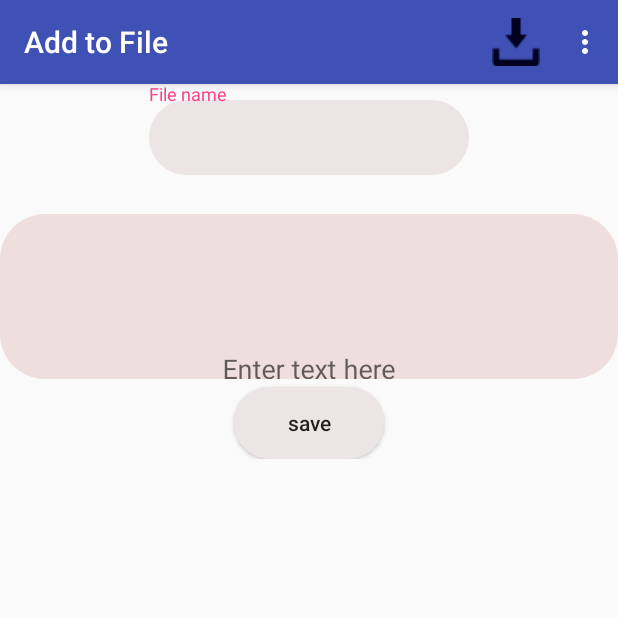
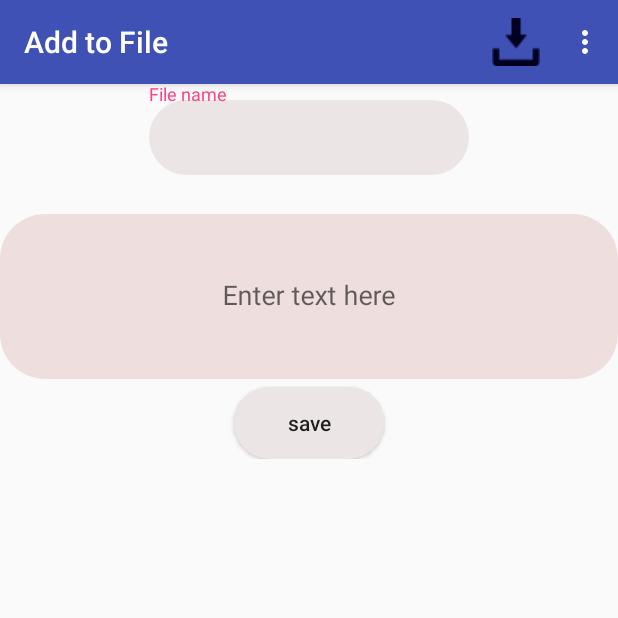
Before and after one commit to ganeshvelsol/SampleScreens, an Android app: the ListShow screen opened directly, with no data from a screen before it, on a phone screen of 412 x 824 dp, the top half of it. Run offline under Robolectric (Android 15) with nearby library versions, the phone set to English and light mode, and no system bars; Roboto replaces fonts that are not available here.

Commit message:
redy to publish

```diff
--- a/app/src/main/java/com/notepad/samplescreens/SplashScreen.java
+++ b/app/src/main/java/com/notepad/samplescreens/SplashScreen.java
@@ -20,6 +20,7 @@ public class SplashScreen extends AppCompatActivity
         super.onCreate(savedInstanceState);
         setContentView(R.layout.splash_screen);
         mtext=findViewById(R.id.mtext);
+        mtext.setText(" Simple mobile Notepad Application  \n to  store data  \n without using Internet ");
         sp=getSharedPreferences("status",MODE_PRIVATE);
         spe=sp.edit();
         String data=sp.getString("s",null);
--- a/app/src/main/res/layout/activity_create.xml
+++ b/app/src/main/res/layout/activity_create.xml
@@ -49,7 +49,7 @@
                     android:ems="15"
                     android:padding="3dp"
                     android:paddingLeft="5dp"
-                    android:gravity="bottom|center"
+                    android:gravity="center"
                     android:background="@drawable/edittext_backgroung"
                     android:hint="@string/enter_text_here" />
             </android.support.design.widget.TextInputLayout>
--- a/app/src/main/res/layout/activity_list_show.xml
+++ b/app/src/main/res/layout/activity_list_show.xml
@@ -37,7 +37,7 @@
                     android:layout_gravity="center"
                     android:ems="15"
                     android:lines="5"
-                    android:gravity="bottom|center"
+                    android:gravity="center"
                     android:background="@drawable/edittext_backgroung"
                     android:hint="@string/enter_text_here" />
             </android.support.design.widget.TextInputLayout>
--- a/app/src/main/res/layout/dialog_layout.xml
+++ b/app/src/main/res/layout/dialog_layout.xml
@@ -1,13 +1,14 @@
 <LinearLayout android:layout_width="match_parent"
-    android:layout_height="match_parent"
+    android:layout_height="wrap_content"
     android:orientation="vertical"
     xmlns:android="http://schemas.android.com/apk/res/android">
     <EditText
         android:layout_gravity="center"
         android:id="@+id/dialog_edit"
         android:layout_width="wrap_content"
-        android:layout_height="wrap_content"
+        android:layout_height="match_parent"
         android:maxLength="10"
+        android:ems="14"
         android:inputType="phone"
         android:hint="@string/enter_registered_mobile_number"/>
 </LinearLayout>
--- a/app/src/main/res/layout/splash_screen.xml
+++ b/app/src/main/res/layout/splash_screen.xml
@@ -2,13 +2,11 @@
     android:layout_height="match_parent"
     android:orientation="horizontal"
     android:layout_gravity="center"
+    android:background="#0b442266"
     android:gravity="center"
     xmlns:android="http://schemas.android.com/apk/res/android">
     <TextView
         android:id="@+id/mtext"
-        android:text=" Simple mobile Notepad Application
-
-        to  store data without using Internet "
         android:layout_width="match_parent"
         android:gravity="center"
         android:textSize="15sp"
```
